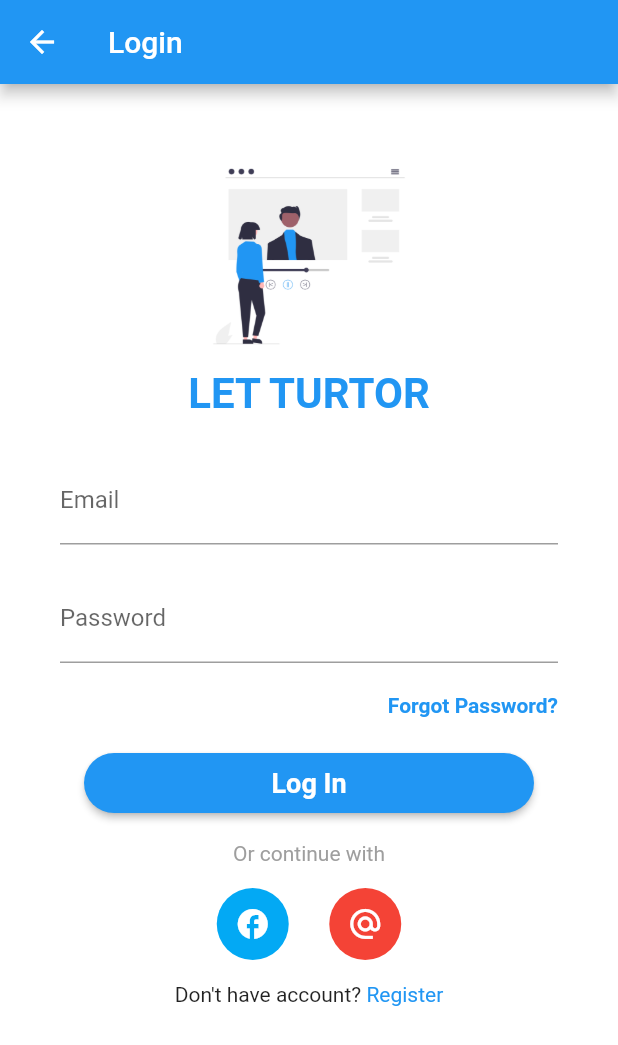
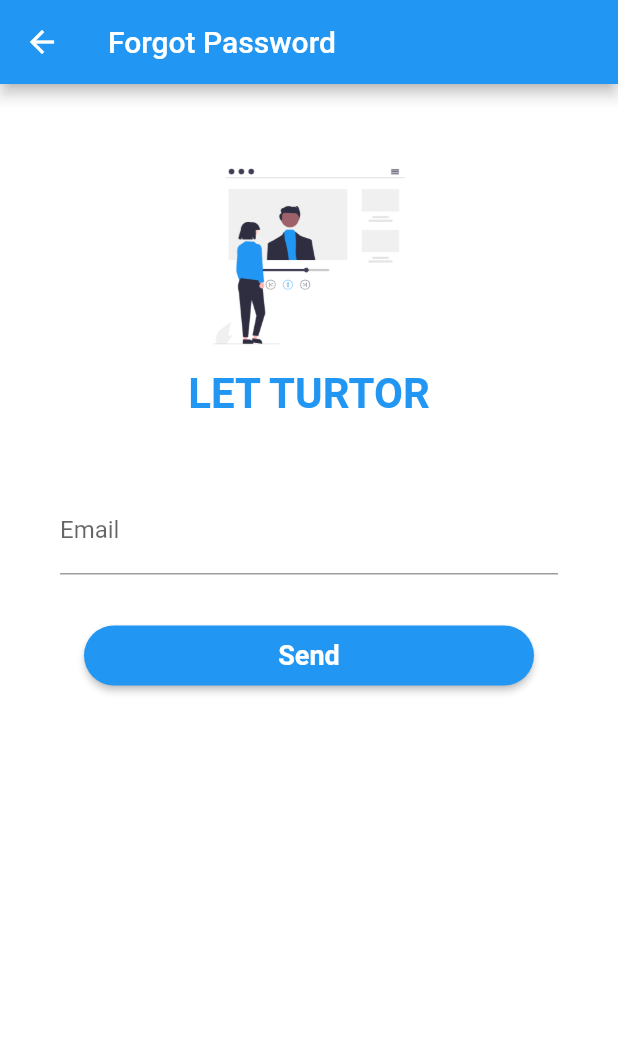
Before and after one commit to DuytheTeacher/advanced-mobile-development, a Flutter app: the Login screen opened by its route, after a tap on "Forgot Password?", on a phone screen of 412 x 824 dp. Shown: the top 1045 px of the screen. Run offline on Flutter 3.47's test engine with Material 2 defaults, Android fonts, the phone set to English and light mode, and no system bars.

Commit message:
Duy | Mockup UI for Forgot password page

```diff
--- a/lib/main.dart
+++ b/lib/main.dart
@@ -1,3 +1,4 @@
+import 'package:advanced_mobile_dev/widgets/screens/authentication/forgot-password.dart';
 import 'package:advanced_mobile_dev/widgets/screens/authentication/login.dart';
 import 'package:advanced_mobile_dev/widgets/screens/authentication/register.dart';
 
@@ -22,7 +23,8 @@
         '/login': (BuildContext context) => const Login(title: 'Login'),
         '/register': (BuildContext context) =>
             const Register(title: 'Register'),
-        // '/c': (BuildContext context) => MyPage(title: 'page C'),
+        '/forgot-password': (BuildContext context) =>
+            const ForgotPassword(title: 'Forgot Password'),
       },
       home: const MyHomePage(title: 'Flutter Demo Home Page'),
     );
--- /dev/null
+++ b/lib/widgets/screens/authentication/forgot-password.dart
@@ -0,0 +1,91 @@
+import 'package:flutter/material.dart';
+
+class ForgotPassword extends StatefulWidget {
+  const ForgotPassword({Key? key, required this.title}) : super(key: key);
+
+  final String title;
+
+  @override
+  State<ForgotPassword> createState() => _ForgotPasswordState();
+}
+
+class _ForgotPasswordState extends State<ForgotPassword> {
+  final emailController = TextEditingController();
+  final String logoTitle = 'LET TURTOR';
+
+  @override
+  Widget build(BuildContext context) {
+    // App Logo render
+    _logo() {
+      return Padding(
+        padding: const EdgeInsets.only(bottom: 25),
+        child: Column(
+          children: <Widget>[
+            SizedBox(
+                height: 150,
+                child: Image.asset(
+                  'assets/images/tutor_logo.png',
+                  fit: BoxFit.cover,
+                )),
+            Text(logoTitle,
+                style: const TextStyle(
+                    color: Colors.blue,
+                    fontWeight: FontWeight.bold,
+                    fontSize: 28))
+          ],
+        ),
+      );
+    }
+
+    // App backup email form render
+    _backupEmailForm() {
+      return Padding(
+        padding: const EdgeInsets.only(top: 20, bottom: 20),
+        child: Column(
+          children: <Widget>[
+            TextField(
+              decoration: const InputDecoration(
+                  labelText: 'Email', hintText: 'example@email.com'),
+              controller: emailController,
+              enableSuggestions: false,
+              autocorrect: false,
+            ),
+          ],
+        ),
+      );
+    }
+
+    // App send button render
+    _sendButton() {
+      return Padding(
+        padding: const EdgeInsets.only(top: 10),
+        child: ElevatedButton(
+            style: ElevatedButton.styleFrom(
+                fixedSize: const Size(300, 40),
+                shape: RoundedRectangleBorder(
+                    borderRadius: BorderRadius.circular(50))),
+            onPressed: () {},
+            child: const Text(
+              'Send',
+              style: TextStyle(fontWeight: FontWeight.w600, fontSize: 18),
+            )),
+      );
+    }
+
+    return Scaffold(
+      appBar: AppBar(title: Text(widget.title)),
+      body: Container(
+        padding: const EdgeInsets.all(40),
+        child: Column(
+          mainAxisAlignment: MainAxisAlignment.start,
+          children: <Widget>[
+            _logo(),
+            _backupEmailForm(),
+            _sendButton(),
+          ],
+        ),
+      ),
+      resizeToAvoidBottomInset: false,
+    );
+  }
+}
--- a/lib/widgets/screens/authentication/login.dart
+++ b/lib/widgets/screens/authentication/login.dart
@@ -70,7 +70,7 @@ class _LoginState extends State<Login> {
             alignment: Alignment.centerRight,
             child: GestureDetector(
               onTap: () {
-                Navigator.pushNamed(context, 'register');
+                Navigator.pushNamed(context, '/forgot-password');
               },
               child: const Text(
                 'Forgot Password?',
```
